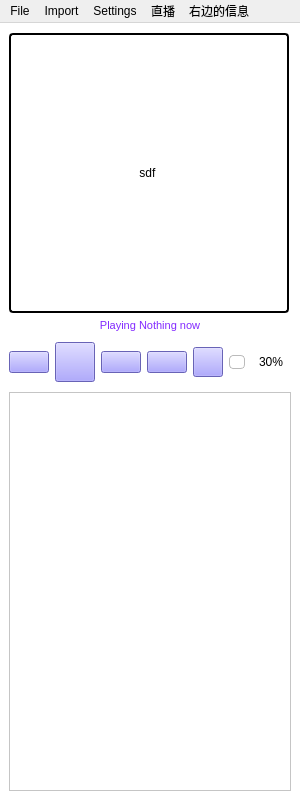
The window that mainwindow.ui (yzzyzz/ssrplayer) describes before a commit, drawn with Qt 5.
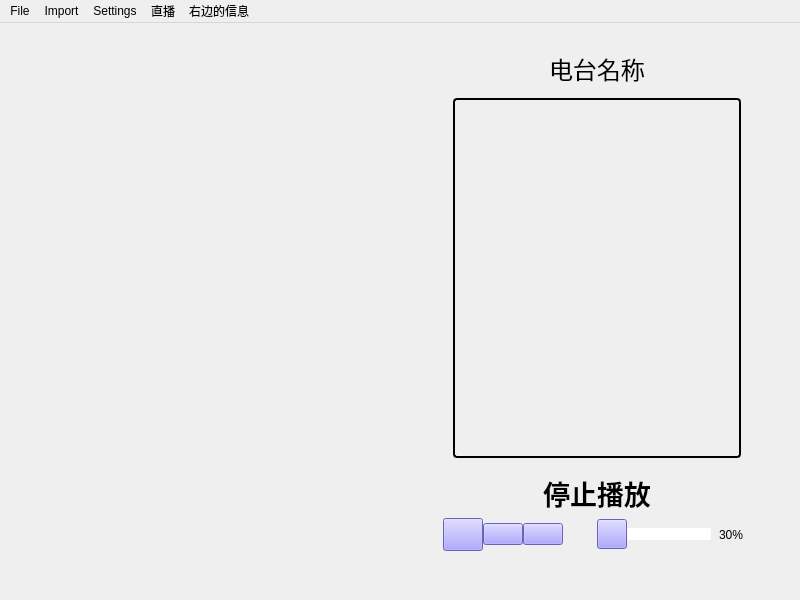
The same window after the commit. Icons and pictures are not drawn.

Patch:
```diff
--- a/mainwindow.ui
+++ b/mainwindow.ui
@@ -6,19 +6,28 @@
    <rect>
     <x>0</x>
     <y>0</y>
-    <width>300</width>
-    <height>800</height>
+    <width>800</width>
+    <height>600</height>
    </rect>
   </property>
+  <property name="minimumSize">
+   <size>
+    <width>800</width>
+    <height>600</height>
+   </size>
+  </property>
   <property name="maximumSize">
    <size>
-    <width>300</width>
-    <height>900</height>
+    <width>900</width>
+    <height>600</height>
    </size>
   </property>
   <property name="windowTitle">
    <string>golo播放器</string>
   </property>
+  <property name="styleSheet">
+   <string notr="true"/>
+  </property>
   <widget class="QWidget" name="centralwidget">
    <property name="sizePolicy">
     <sizepolicy hsizetype="Preferred" vsizetype="Preferred">
@@ -27,14 +36,181 @@
     </sizepolicy>
    </property>
    <property name="styleSheet">
-    <string notr="true">background-color: rgb(255, 255, 255);</string>
+    <string notr="true">background:rgba(255,255,255,0);</string>
    </property>
-   <layout class="QVBoxLayout" name="verticalLayout_2" stretch="1">
+   <layout class="QHBoxLayout" name="horizontalLayout" stretch="0,0">
     <property name="topMargin">
      <number>10</number>
     </property>
+    <item>
+     <widget class="QListWidget" name="musicList">
+      <property name="enabled">
+       <bool>true</bool>
+      </property>
+      <property name="minimumSize">
+       <size>
+        <width>200</width>
+        <height>600</height>
+       </size>
+      </property>
+      <property name="palette">
+       <palette>
+        <active>
+         <colorrole role="Button">
+          <brush brushstyle="SolidPattern">
+           <color alpha="0">
+            <red>255</red>
+            <green>255</green>
+            <blue>255</blue>
+           </color>
+          </brush>
+         </colorrole>
+         <colorrole role="Base">
+          <brush brushstyle="NoBrush">
+           <color alpha="255">
+            <red>0</red>
+            <green>0</green>
+            <blue>0</blue>
+           </color>
+          </brush>
+         </colorrole>
+         <colorrole role="Window">
+          <brush brushstyle="SolidPattern">
+           <color alpha="0">
+            <red>255</red>
+            <green>255</green>
+            <blue>255</blue>
+           </color>
+          </brush>
+         </colorrole>
+        </active>
+        <inactive>
+         <colorrole role="Button">
+          <brush brushstyle="SolidPattern">
+           <color alpha="0">
+            <red>255</red>
+            <green>255</green>
+            <blue>255</blue>
+           </color>
+          </brush>
+         </colorrole>
+         <colorrole role="Base">
+          <brush brushstyle="NoBrush">
+           <color alpha="255">
+            <red>0</red>
+            <green>0</green>
+            <blue>0</blue>
+           </color>
+          </brush>
+         </colorrole>
+         <colorrole role="Window">
+          <brush brushstyle="SolidPattern">
+           <color alpha="0">
+            <red>255</red>
+            <green>255</green>
+            <blue>255</blue>
+           </color>
+          </brush>
+         </colorrole>
+        </inactive>
+        <disabled>
+         <colorrole role="Button">
+          <brush brushstyle="SolidPattern">
+           <color alpha="0">
+            <red>255</red>
+            <green>255</green>
+            <blue>255</blue>
+           </color>
+          </brush>
+         </colorrole>
+         <colorrole role="Base">
+          <brush brushstyle="NoBrush">
+           <color alpha="255">
+            <red>0</red>
+            <green>0</green>
+            <blue>0</blue>
+           </color>
+          </brush>
+         </colorrole>
+         <colorrole role="Window">
+          <brush brushstyle="SolidPattern">
+           <color alpha="0">
+            <red>255</red>
+            <green>255</green>
+            <blue>255</blue>
+           </color>
+          </brush>
+         </colorrole>
+        </disabled>
+       </palette>
+      </property>
+      <property name="focusPolicy">
+       <enum>Qt::NoFocus</enum>
+      </property>
+      <property name="styleSheet">
+       <string notr="true"/>
+      </property>
+      <property name="horizontalScrollBarPolicy">
+       <enum>Qt::ScrollBarAlwaysOff</enum>
+      </property>
+      <property name="autoScroll">
+       <bool>true</bool>
+      </property>
+      <property name="autoScrollMargin">
+       <number>16</number>
+      </property>
+      <property name="editTriggers">
+       <set>QAbstractItemView::DoubleClicked|QAbstractItemView::EditKeyPressed</set>
+      </property>
+      <property name="selectionMode">
+       <enum>QAbstractItemView::ExtendedSelection</enum>
+      </property>
+      <property name="sortingEnabled">
+       <bool>false</bool>
+      </property>
+     </widget>
+    </item>
     <item>
      <layout class="QVBoxLayout" name="verticalLayout" stretch="0,0,0,0">
+      <property name="spacing">
+       <number>0</number>
+      </property>
+      <property name="leftMargin">
+       <number>40</number>
+      </property>
+      <property name="topMargin">
+       <number>18</number>
+      </property>
+      <property name="rightMargin">
+       <number>40</number>
+      </property>
+      <property name="bottomMargin">
+       <number>40</number>
+      </property>
+      <item alignment="Qt::AlignHCenter">
+       <widget class="QLabel" name="stationName">
+        <property name="maximumSize">
+         <size>
+          <width>16777215</width>
+          <height>40</height>
+         </size>
+        </property>
+        <property name="baseSize">
+         <size>
+          <width>0</width>
+          <height>20</height>
+         </size>
+        </property>
+        <property name="styleSheet">
+         <string notr="true">color:black;
+font:24px;
+margin:0 0 2 0;</string>
+        </property>
+        <property name="text">
+         <string>电台名称</string>
+        </property>
+       </widget>
+      </item>
       <item>
        <widget class="QLabel" name="musicGraphics">
         <property name="sizePolicy">
@@ -45,14 +221,14 @@
         </property>
         <property name="minimumSize">
          <size>
-          <width>260</width>
-          <height>260</height>
+          <width>300</width>
+          <height>300</height>
          </size>
         </property>
         <property name="maximumSize">
          <size>
-          <width>280</width>
-          <height>280</height>
+          <width>380</width>
+          <height>380</height>
          </size>
         </property>
         <property name="layoutDirection">
@@ -62,10 +238,11 @@
          <string notr="true">QLabel {
 	border: 2px solid  rgb(0, 0, 0);
 	border-radius: 4px;
+	margin: 10 10 10 10px;
 }</string>
         </property>
         <property name="text">
-         <string>sdf </string>
+         <string/>
         </property>
         <property name="pixmap">
          <pixmap resource="icons.qrc">:/icons/res/musical_notec.png</pixmap>
@@ -86,16 +263,31 @@
           <verstretch>0</verstretch>
          </sizepolicy>
         </property>
+        <property name="minimumSize">
+         <size>
+          <width>0</width>
+          <height>50</height>
+         </size>
+        </property>
+        <property name="maximumSize">
+         <size>
+          <width>16777215</width>
+          <height>50</height>
+         </size>
+        </property>
         <property name="font">
          <font>
-          <pointsize>8</pointsize>
+          <pointsize>20</pointsize>
+          <italic>false</italic>
+          <bold>true</bold>
          </font>
         </property>
         <property name="styleSheet">
-         <string notr="true">color: rgb(130, 41, 255);</string>
+         <string notr="true">font: 700 20pt;
+color:black;</string>
         </property>
         <property name="text">
-         <string>Playing Nothing now</string>
+         <string>停止播放</string>
         </property>
         <property name="textFormat">
          <enum>Qt::AutoText</enum>
@@ -110,31 +302,6 @@
       </item>
       <item>
        <layout class="QHBoxLayout" name="horizontalLayout_2">
-        <item>
-         <widget class="QPushButton" name="backwardButton">
-          <property name="cursor">
-           <cursorShape>PointingHandCursor</cursorShape>
-          </property>
-          <property name="styleSheet">
-           <string notr="true">QPushButton {
-        background-color: rgb(146, 138, 255);
-}</string>
-          </property>
-          <property name="text">
-           <string/>
-          </property>
-          <property name="icon">
-           <iconset resource="icons.qrc">
-            <normaloff>:/icons/res/back_w.png</normaloff>:/icons/res/back_w.png</iconset>
-          </property>
-          <property name="iconSize">
-           <size>
-            <width>20</width>
-            <height>20</height>
-           </size>
-          </property>
-         </widget>
-        </item>
         <item>
          <widget class="QPushButton" name="playButton">
           <property name="maximumSize">
@@ -223,8 +390,8 @@
           </property>
           <property name="sizeHint" stdset="0">
            <size>
-            <width>40</width>
-            <height>20</height>
+            <width>0</width>
+            <height>0</height>
            </size>
           </property>
          </spacer>
@@ -364,14 +531,14 @@
           </property>
           <property name="styleSheet">
            <string notr="true">QSlider {
-    height: 48px;
+    height: 28px;
 }
 
 QSlider::groove:horizontal {
-border: 1px solid #bbb;
+border: 0px solid #bbb;
 background: white;
 height: 12px;
-border-radius: 4px;
+border-radius: 2px;
 }
 
 QSlider::handle:horizontal {
@@ -387,7 +554,7 @@
            <number>100</number>
           </property>
           <property name="value">
-           <number>30</number>
+           <number>100</number>
           </property>
           <property name="orientation">
            <enum>Qt::Horizontal</enum>
@@ -430,125 +597,6 @@
         </item>
        </layout>
       </item>
-      <item>
-       <widget class="QListWidget" name="musicList">
-        <property name="enabled">
-         <bool>true</bool>
-        </property>
-        <property name="palette">
-         <palette>
-          <active>
-           <colorrole role="Button">
-            <brush brushstyle="SolidPattern">
-             <color alpha="255">
-              <red>255</red>
-              <green>255</green>
-              <blue>255</blue>
-             </color>
-            </brush>
-           </colorrole>
-           <colorrole role="Base">
-            <brush brushstyle="SolidPattern">
-             <color alpha="255">
-              <red>255</red>
-              <green>255</green>
-              <blue>255</blue>
-             </color>
-            </brush>
-           </colorrole>
-           <colorrole role="Window">
-            <brush brushstyle="SolidPattern">
-             <color alpha="255">
-              <red>255</red>
-              <green>255</green>
-              <blue>255</blue>
-             </color>
-            </brush>
-           </colorrole>
-          </active>
-          <inactive>
-           <colorrole role="Button">
-            <brush brushstyle="SolidPattern">
-             <color alpha="255">
-              <red>255</red>
-              <green>255</green>
-              <blue>255</blue>
-             </color>
-            </brush>
-           </colorrole>
-           <colorrole role="Base">
-            <brush brushstyle="SolidPattern">
-             <color alpha="255">
-              <red>255</red>
-              <green>255</green>
-              <blue>255</blue>
-             </color>
-            </brush>
-           </colorrole>
-           <colorrole role="Window">
-            <brush brushstyle="SolidPattern">
-             <color alpha="255">
-              <red>255</red>
-              <green>255</green>
-              <blue>255</blue>
-             </color>
-            </brush>
-           </colorrole>
-          </inactive>
-          <disabled>
-           <colorrole role="Button">
-            <brush brushstyle="SolidPattern">
-             <color alpha="255">
-              <red>255</red>
-              <green>255</green>
-              <blue>255</blue>
-             </color>
-            </brush>
-           </colorrole>
-           <colorrole role="Base">
-            <brush brushstyle="SolidPattern">
-             <color alpha="255">
-              <red>255</red>
-              <green>255</green>
-              <blue>255</blue>
-             </color>
-            </brush>
-           </colorrole>
-           <colorrole role="Window">
-            <brush brushstyle="SolidPattern">
-             <color alpha="255">
-              <red>255</red>
-              <green>255</green>
-              <blue>255</blue>
-             </color>
-            </brush>
-           </colorrole>
-          </disabled>
-         </palette>
-        </property>
-        <property name="focusPolicy">
-         <enum>Qt::NoFocus</enum>
-        </property>
-        <property name="styleSheet">
-         <string notr="true"/>
-        </property>
-        <property name="autoScroll">
-         <bool>true</bool>
-        </property>
-        <property name="autoScrollMargin">
-         <number>16</number>
-        </property>
-        <property name="editTriggers">
-         <set>QAbstractItemView::DoubleClicked|QAbstractItemView::EditKeyPressed</set>
-        </property>
-        <property name="selectionMode">
-         <enum>QAbstractItemView::ExtendedSelection</enum>
-        </property>
-        <property name="sortingEnabled">
-         <bool>false</bool>
-        </property>
-       </widget>
-      </item>
      </layout>
     </item>
    </layout>
@@ -558,7 +606,7 @@
     <rect>
      <x>0</x>
      <y>0</y>
-     <width>300</width>
+     <width>800</width>
      <height>24</height>
     </rect>
    </property>
```
Left out of the diff: 3 changed lines with no effect on the pictures.
